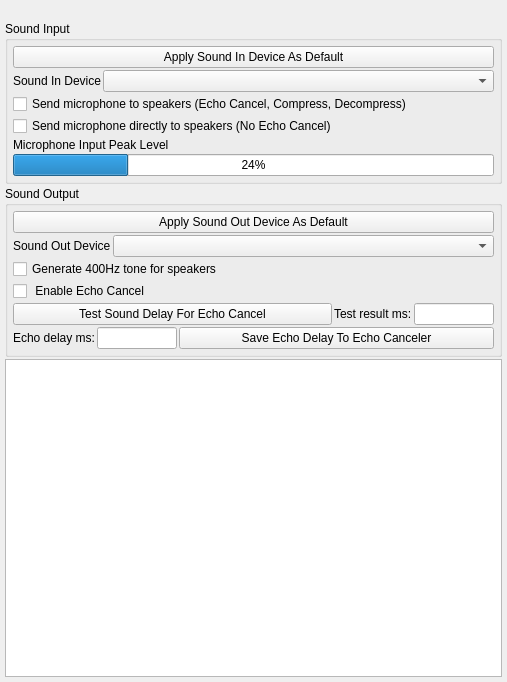
Old version of the form nolimitgui/src/Forms/AppletSoundSettings.ui in the repository nolimitconnect/NoLimitConnect.
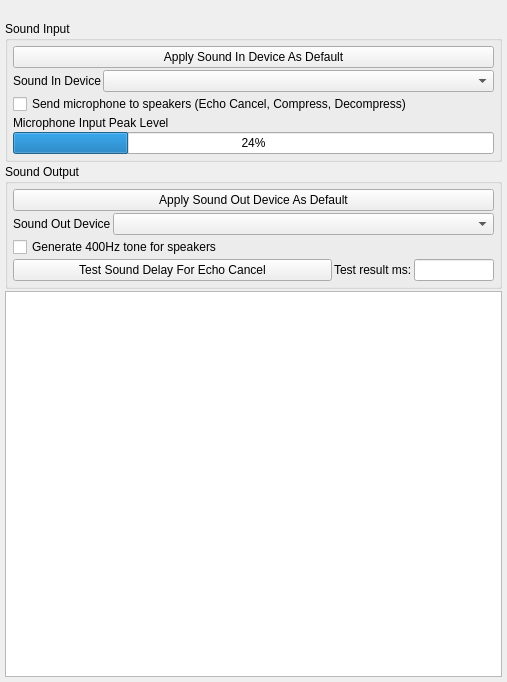
New version of the form. Custom widgets are drawn as their Qt base class.

Patch:
```diff
--- a/nolimitgui/src/Forms/AppletSoundSettings.ui
+++ b/nolimitgui/src/Forms/AppletSoundSettings.ui
@@ -110,13 +110,6 @@
         </property>
        </widget>
       </item>
-      <item>
-       <widget class="QCheckBox" name="m_SendMicDirectlyToSpeakersCheckBox">
-        <property name="text">
-         <string>Send microphone directly to speakers (No Echo Cancel)</string>
-        </property>
-       </widget>
-      </item>
       <item>
        <widget class="QLabel" name="label_2">
         <property name="text">
@@ -190,13 +183,6 @@
         </property>
        </widget>
       </item>
-      <item>
-       <widget class="QCheckBox" name="m_EchoCancelEnableCheckBox">
-        <property name="text">
-         <string> Enable Echo Cancel</string>
-        </property>
-       </widget>
-      </item>
       <item>
        <layout class="QHBoxLayout" name="horizontalLayout_4">
         <item>
@@ -232,38 +218,7 @@
        </layout>
       </item>
       <item>
-       <layout class="QHBoxLayout" name="horizontalLayout_3">
-        <item>
-         <widget class="QLabel" name="label_3">
-          <property name="sizePolicy">
-           <sizepolicy hsizetype="Fixed" vsizetype="Preferred">
-            <horstretch>0</horstretch>
-            <verstretch>0</verstretch>
-           </sizepolicy>
-          </property>
-          <property name="text">
-           <string>Echo delay ms:</string>
-          </property>
-         </widget>
-        </item>
-        <item>
-         <widget class="QLineEdit" name="m_EchoDelayLineEdit">
-          <property name="maximumSize">
-           <size>
-            <width>80</width>
-            <height>16777215</height>
-           </size>
-          </property>
-         </widget>
-        </item>
-        <item>
-         <widget class="QPushButton" name="m_EchoDelaySaveButton">
-          <property name="text">
-           <string>Save Echo Delay To Echo Canceler</string>
-          </property>
-         </widget>
-        </item>
-       </layout>
+       <layout class="QHBoxLayout" name="horizontalLayout_3"/>
       </item>
      </layout>
     </widget>
```
